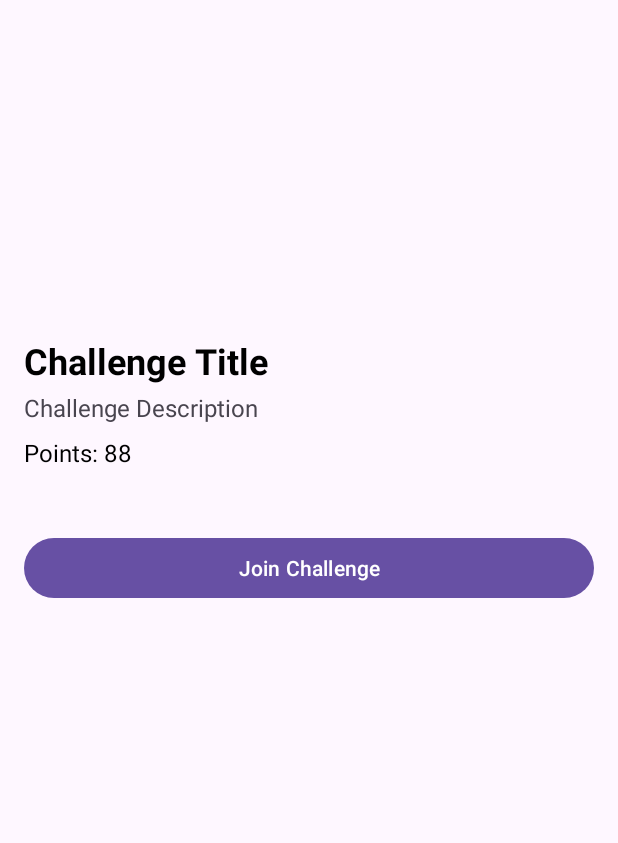
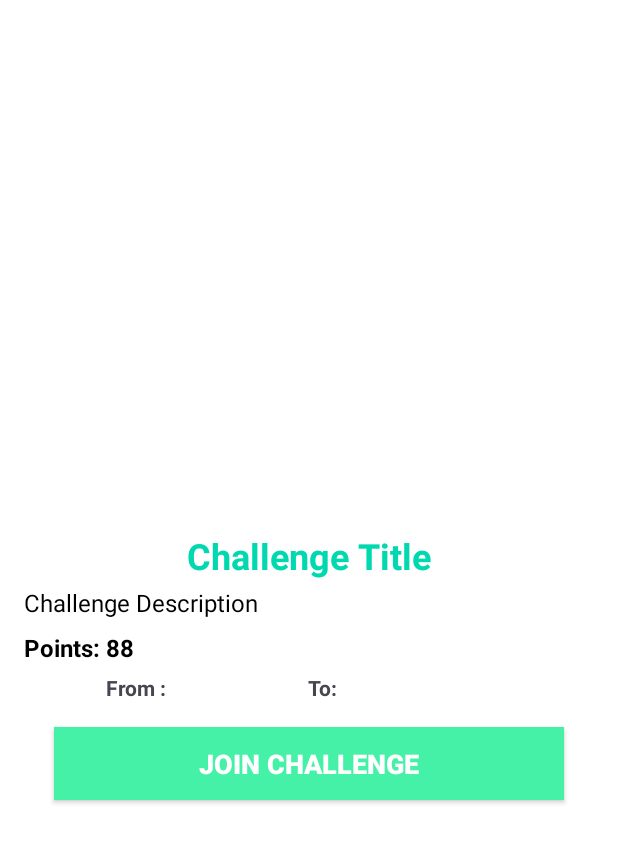
Before and after one commit to dhia-zeddini/EcoPlay_frontend, an Android app: the layout bottom_modal.xml on its own in the app's theme, with its tools: preview values and no code run, on a phone screen of 412 x 824 dp. Shown: the top 843 px of the screen. Run offline under Robolectric (Android 15) with nearby library versions, the phone set to English and light mode, and no system bars.

Commit message:
merge with challange v2

```diff
--- a/app/src/main/AndroidManifest.xml
+++ b/app/src/main/AndroidManifest.xml
@@ -6,7 +6,6 @@
         android:required="true" />
     <uses-permission android:name="android.permission.INTERNET" />
     <uses-permission android:name="android.permission.USE_BIOMETRIC" />
-    <uses-feature android:name="android.hardware.camera" />
     <uses-feature android:name="android.hardware.camera.autofocus" />
     <uses-permission android:name="android.permission.CAMERA" />
     <uses-permission android:name="android.permission.MANAGE_EXTERNAL_STORAGE" />
--- a/app/src/main/java/com/example/ecoplay_front/adapter/ChallengeAdapter.kt
+++ b/app/src/main/java/com/example/ecoplay_front/adapter/ChallengeAdapter.kt
@@ -9,6 +9,7 @@ import androidx.recyclerview.widget.RecyclerView
 import com.bumptech.glide.Glide
 import com.example.ecoplay_front.R
 import com.example.ecoplay_front.model.Challenge
+import com.example.ecoplay_front.uttil.Constants.BASE_URL
 
 class ChallengeAdapter(
     private var challenges: List<Challenge>,
@@ -53,7 +54,8 @@ class ChallengeAdapter(
             titleTextView.text = challenge.title
             descriptionTextView.text = challenge.description
 
-            Glide.with(itemView.context).load(challenge.media).into(imageView)
+            val imageUrl = "${BASE_URL}images/challenges/${challenge.media}"
+            Glide.with(itemView.context).load(imageUrl).into(imageView)
         }
     }
 
--- a/app/src/main/java/com/example/ecoplay_front/adapter/CommentsAdapter.kt
+++ b/app/src/main/java/com/example/ecoplay_front/adapter/CommentsAdapter.kt
@@ -9,6 +9,7 @@ import androidx.recyclerview.widget.RecyclerView
 import com.bumptech.glide.Glide
 import com.example.ecoplay_front.R
 import com.example.ecoplay_front.model.Comment
+import com.example.ecoplay_front.uttil.Constants.BASE_URL
 
 class CommentsAdapter(
     private var comments: MutableList<Comment>,
@@ -62,7 +63,7 @@ class CommentsAdapter(
             titleTextView.text = comment.title
             subtitleTextView.text = comment.description
             val imageUrl = if (!comment.image.isNullOrBlank()) {
-                "http://192.168.1.115:9001/images/challenges/${comment.image}"
+                "${BASE_URL}images/challenges/${comment.image}"
             } else {
                 null
             }
--- a/app/src/main/res/layout/bottom_modal.xml
+++ b/app/src/main/res/layout/bottom_modal.xml
@@ -2,6 +2,7 @@
 <LinearLayout xmlns:android="http://schemas.android.com/apk/res/android"
     android:layout_width="match_parent"
     android:layout_height="wrap_content"
+    android:background="@color/white"
     android:orientation="vertical"
     android:padding="16dp"
     >
@@ -9,7 +10,8 @@
     <ImageView
         android:id="@+id/bottom_sheet_imageView"
         android:layout_width="match_parent"
-        android:layout_height="200dp"
+        android:layout_height="330dp"
+
         android:scaleType="centerCrop"
         />
 
@@ -18,7 +20,8 @@
         android:layout_width="match_parent"
         android:layout_height="wrap_content"
         android:layout_marginTop="8dp"
-        android:textColor="#000"
+        android:textAlignment="center"
+        android:textColor="#00D8AF"
         android:textSize="24sp"
         android:textStyle="bold"
         android:text="Challenge Title" />
@@ -27,6 +30,7 @@
         android:id="@+id/bottom_sheet_descriptionTextView"
         android:layout_width="match_parent"
         android:layout_height="wrap_content"
+        android:textColor="#000"
         android:layout_marginTop="4dp"
         android:textSize="16sp"
         android:text="Challenge Description" />
@@ -35,6 +39,7 @@
     <TextView
         android:id="@+id/bottom_sheet_pointValueTextView"
         android:layout_width="match_parent"
+        android:textStyle="bold"
         android:layout_height="wrap_content"
         android:layout_marginTop="8dp"
         android:text="Points: 88"
@@ -46,36 +51,71 @@
     <LinearLayout
         android:layout_width="match_parent"
         android:layout_height="wrap_content"
+        android:layout_gravity="center"
         android:orientation="horizontal"
         android:layout_marginTop="4dp">
+
+        <TextView
+            android:id="@+id/textView3"
+            android:layout_width="0dp"
+            android:textStyle="bold"
+            android:textAlignment="textEnd"
+            android:layout_height="wrap_content"
+            android:layout_weight="1"
+            android:text="From :" />
 
         <!-- Start Date -->
         <TextView
             android:id="@+id/bottom_sheet_startDateTextView"
-            android:layout_width="0dp"
+            android:layout_width="wrap_content"
+            android:textAlignment="center"
             android:layout_height="wrap_content"
             android:layout_weight="1"
             android:textSize="16sp"
             android:textColor="@android:color/black" />
 
+        <TextView
+            android:id="@+id/textView4"
+            android:layout_width="0dp"
+            android:textStyle="bold"
+
+            android:layout_height="wrap_content"
+            android:layout_weight="1"
+            android:text="To:" />
+
         <!-- End Date -->
         <TextView
             android:id="@+id/bottom_sheet_endDateTextView"
-            android:layout_width="0dp"
+            android:layout_width="wrap_content"
             android:layout_height="wrap_content"
             android:layout_weight="1"
             android:textSize="16sp"
+            android:textAlignment="textStart"
             android:textColor="@android:color/black" />
+
+
+
+
     </LinearLayout>
 
 
-    <!-- Action Button (e.g., Join Challenge) -->
-    <Button
+    <androidx.appcompat.widget.AppCompatButton
         android:id="@+id/bottom_sheet_actionButton"
         android:layout_width="match_parent"
         android:layout_height="wrap_content"
+        android:background="#44F1A6"
         android:layout_marginTop="16dp"
         android:text="Join Challenge"
+        android:textColor="@color/white"
+        android:textSize="18sp"
+        android:padding="12dp"
+        android:textStyle="bold"
+        android:gravity="center"
+        android:elevation="4dp"
+        android:layout_marginStart="20dp"
+        android:layout_marginEnd="20dp"
+        android:layout_marginBottom="16dp"
         />
 
+
 </LinearLayout>
```
Also changed, not shown: app/src/main/java/com/example/ecoplay_front/MainActivity.kt (+2 -7 lines), app/src/main/java/com/example/ecoplay_front/fragments/ItemDetailBottomSheet.kt (+53 -7 lines), app/src/main/res/layout/activity_community.xml (+18 -23 lines), app/src/main/res/drawable/add2.png (added).
